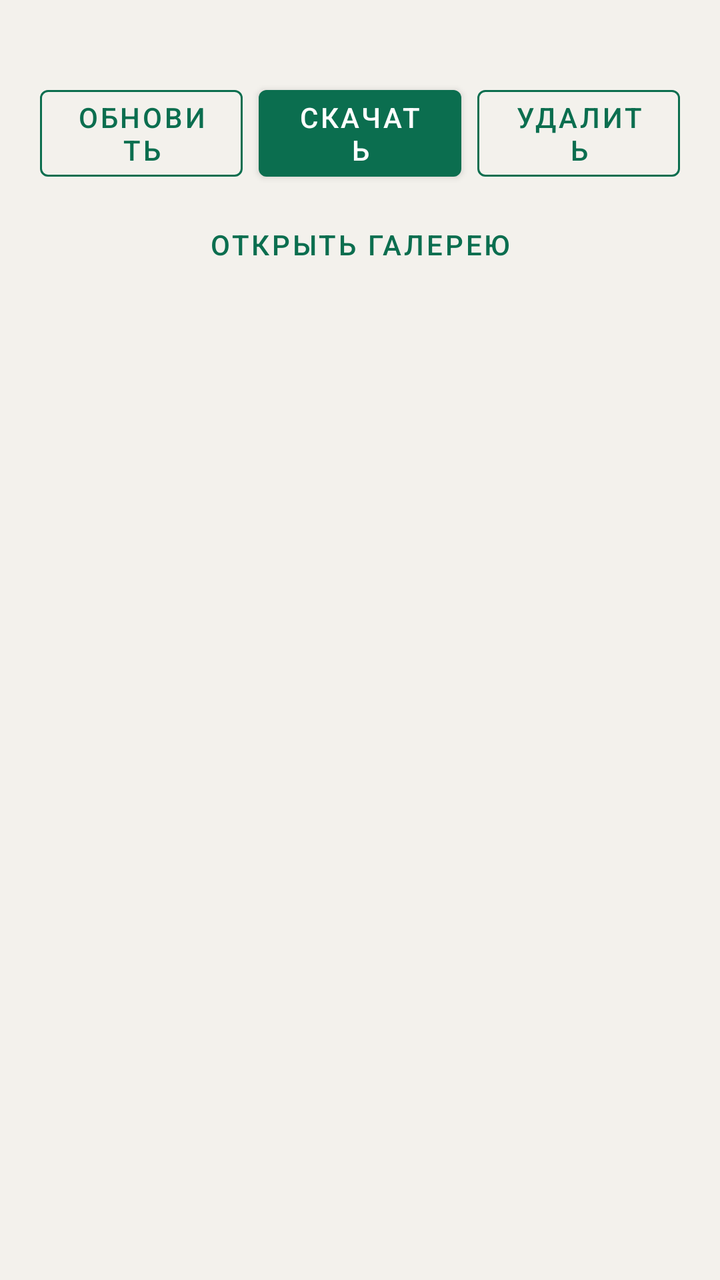
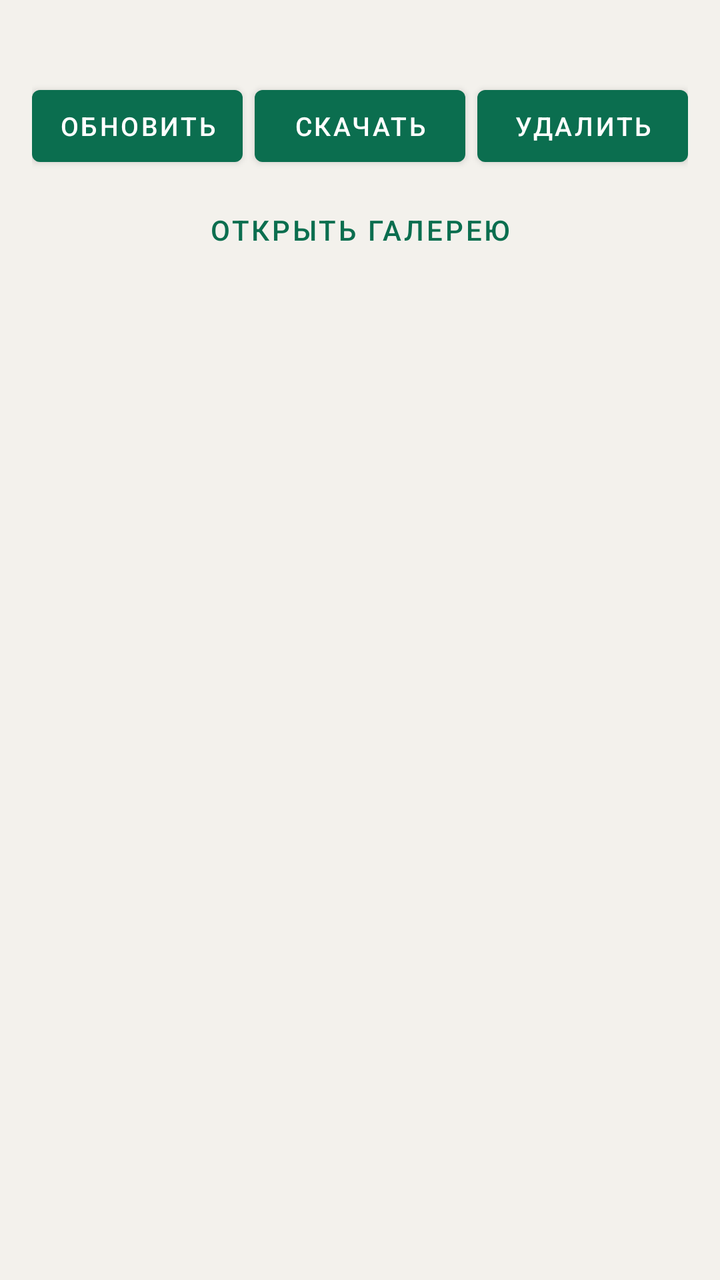

The first picture is an Android layout as it rendered before a commit; the second is the same layout after the commit. The layout source and the unified diff follow.
<!-- AndroidManifest.xml: application theme Theme.Insta360X5 -->
<!-- res/layout/activity_files.xml -->
<?xml version="1.0" encoding="utf-8"?>
<LinearLayout xmlns:android="http://schemas.android.com/apk/res/android"
    android:layout_width="match_parent"
    android:layout_height="match_parent"
    android:background="@color/bg"
    android:orientation="vertical"
    android:paddingHorizontal="20dp"
    android:paddingTop="12dp"
    android:paddingBottom="16dp">

    <TextView
        android:id="@+id/filesStatus"
        android:layout_width="match_parent"
        android:layout_height="wrap_content"
        android:gravity="center"
        android:textColor="@color/text_secondary" />

    <ProgressBar
        android:id="@+id/progress"
        style="?android:attr/progressBarStyleHorizontal"
        android:layout_width="match_parent"
        android:layout_height="wrap_content"
        android:layout_marginTop="8dp"
        android:indeterminate="true"
        android:visibility="gone" />

    <LinearLayout
        android:layout_width="match_parent"
        android:layout_height="wrap_content"
        android:layout_marginTop="8dp"
        android:orientation="horizontal">

        <com.google.android.material.button.MaterialButton
            android:id="@+id/btnRefresh"
            style="@style/Widget.Insta360X5.Button.Outlined"
            android:layout_width="0dp"
            android:layout_height="wrap_content"
            android:layout_weight="1"
            android:text="@string/refresh" />

        <com.google.android.material.button.MaterialButton
            android:id="@+id/btnDownload"
            style="@style/Widget.Insta360X5.Button"
            android:layout_width="0dp"
            android:layout_height="wrap_content"
            android:layout_marginStart="8dp"
            android:layout_weight="1"
            android:text="@string/download" />

        <com.google.android.material.button.MaterialButton
            android:id="@+id/btnDelete"
            style="@style/Widget.Insta360X5.Button.Outlined"
            android:layout_width="0dp"
            android:layout_height="wrap_content"
            android:layout_marginStart="8dp"
            android:layout_weight="1"
            android:text="@string/delete" />
    </LinearLayout>

    <com.google.android.material.button.MaterialButton
        android:id="@+id/btnOpenGallery"
        style="@style/Widget.Insta360X5.Button.Text"
        android:layout_width="match_parent"
        android:layout_height="wrap_content"
        android:layout_marginTop="4dp"
        android:text="@string/open_gallery" />

    <androidx.recyclerview.widget.RecyclerView
        android:id="@+id/filesList"
        android:layout_width="match_parent"
        android:layout_height="0dp"
        android:layout_marginTop="8dp"
        android:layout_weight="1"
        android:clipToPadding="false" />
</LinearLayout>
<!-- resources referenced by this layout -->
<resources>
  <color name="bg">#FFF3F1EC</color>
  <color name="text_secondary">#FF4A4A4A</color>
  <string name="delete">Удалить</string>
  <string name="download">Скачать</string>
  <string name="open_gallery">Открыть галерею</string>
  <string name="refresh">Обновить</string>
  <style name="Widget.Insta360X5.Button" parent="Widget.MaterialComponents.Button">
          <item name="android:textColor">@color/white</item>
          <item name="backgroundTint">@color/accent</item>
      </style>
  <style name="Widget.Insta360X5.Button.Outlined" parent="Widget.MaterialComponents.Button.OutlinedButton">
          <item name="android:textColor">@color/accent</item>
          <item name="strokeColor">@color/accent</item>
          <item name="rippleColor">@color/accent</item>
      </style>
  <style name="Widget.Insta360X5.Button.Text" parent="Widget.MaterialComponents.Button.TextButton">
          <item name="android:textColor">@color/accent</item>
      </style>
  <style name="Theme.Insta360X5" parent="Theme.MaterialComponents.Light.DarkActionBar">
          <item name="colorPrimary">@color/accent</item>
          <item name="colorPrimaryDark">@color/accent_dark</item>
          <item name="colorPrimaryVariant">@color/accent_dark</item>
          <item name="colorSecondary">@color/accent</item>
          <item name="colorAccent">@color/accent</item>
          <item name="colorOnPrimary">@color/white</item>
          <item name="colorSurface">@color/surface</item>
          <item name="colorOnSurface">@color/text_primary</item>
          <item name="android:colorBackground">@color/bg</item>
          <item name="android:windowBackground">@color/bg</item>
          <item name="android:statusBarColor">@color/accent_dark</item>
          <item name="android:textColorPrimary">@color/text_primary</item>
          <item name="android:textColorSecondary">@color/text_secondary</item>
          <item name="android:textColor">@color/text_primary</item>
          <item name="android:textColorHint">@color/text_secondary</item>
          <item name="colorControlNormal">@color/text_secondary</item>
          <item name="colorControlActivated">@color/accent</item>
          <item name="actionBarTheme">@style/ThemeOverlay.Insta360X5.ActionBar</item>
          <item name="materialButtonOutlinedStyle">@style/Widget.Insta360X5.Button.Outlined</item>
          <item name="materialButtonStyle">@style/Widget.Insta360X5.Button</item>
      </style>
  <color name="white">#FFFFFFFF</color>
  <color name="accent">#FF0B6E4F</color>
  <color name="accent_dark">#FF084C37</color>
  <color name="surface">#FFFFFFFF</color>
  <color name="text_primary">#FF1A1A1A</color>
  <style name="ThemeOverlay.Insta360X5.ActionBar" parent="ThemeOverlay.MaterialComponents.Dark.ActionBar">
          <item name="android:textColorPrimary">@color/white</item>
          <item name="colorControlNormal">@color/white</item>
      </style>
</resources>

<!-- the commit's change to res/layout/activity_files.xml (unified diff, before → after) -->
@@ -4,7 +4,7 @@
     android:layout_height="match_parent"
     android:background="@color/bg"
     android:orientation="vertical"
-    android:paddingHorizontal="20dp"
+    android:paddingHorizontal="16dp"
     android:paddingTop="12dp"
     android:paddingBottom="16dp">
 
@@ -32,29 +32,50 @@
 
         <com.google.android.material.button.MaterialButton
             android:id="@+id/btnRefresh"
-            style="@style/Widget.Insta360X5.Button.Outlined"
+            style="@style/Widget.Insta360X5.Button"
             android:layout_width="0dp"
             android:layout_height="wrap_content"
             android:layout_weight="1"
-            android:text="@string/refresh" />
+            android:insetLeft="0dp"
+            android:insetRight="0dp"
+            android:maxLines="1"
+            android:minWidth="0dp"
+            android:paddingHorizontal="4dp"
+            android:singleLine="true"
+            android:text="@string/refresh"
+            android:textSize="13sp" />
 
         <com.google.android.material.button.MaterialButton
             android:id="@+id/btnDownload"
             style="@style/Widget.Insta360X5.Button"
             android:layout_width="0dp"
             android:layout_height="wrap_content"
-            android:layout_marginStart="8dp"
+            android:layout_marginStart="6dp"
             android:layout_weight="1"
-            android:text="@string/download" />
+            android:insetLeft="0dp"
+            android:insetRight="0dp"
+            android:maxLines="1"
+            android:minWidth="0dp"
+            android:paddingHorizontal="4dp"
+            android:singleLine="true"
+            android:text="@string/download"
+            android:textSize="13sp" />
 
         <com.google.android.material.button.MaterialButton
             android:id="@+id/btnDelete"
-            style="@style/Widget.Insta360X5.Button.Outlined"
+            style="@style/Widget.Insta360X5.Button"
             android:layout_width="0dp"
             android:layout_height="wrap_content"
-            android:layout_marginStart="8dp"
+            android:layout_marginStart="6dp"
             android:layout_weight="1"
-            android:text="@string/delete" />
+            android:insetLeft="0dp"
+            android:insetRight="0dp"
+            android:maxLines="1"
+            android:minWidth="0dp"
+            android:paddingHorizontal="4dp"
+            android:singleLine="true"
+            android:text="@string/delete"
+            android:textSize="13sp" />
     </LinearLayout>
 
     <com.google.android.material.button.MaterialButton
